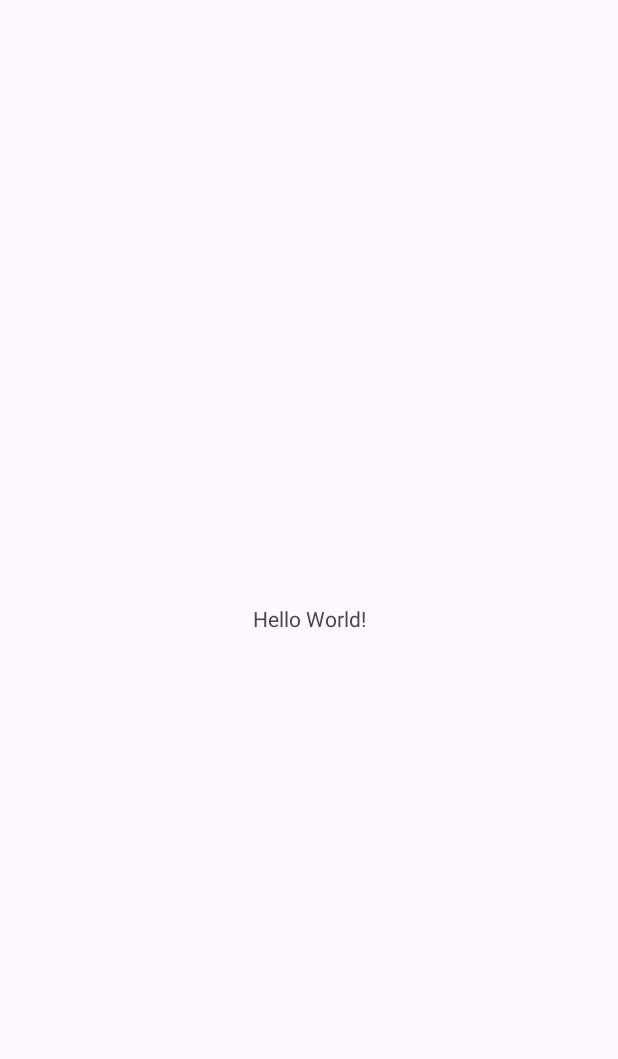
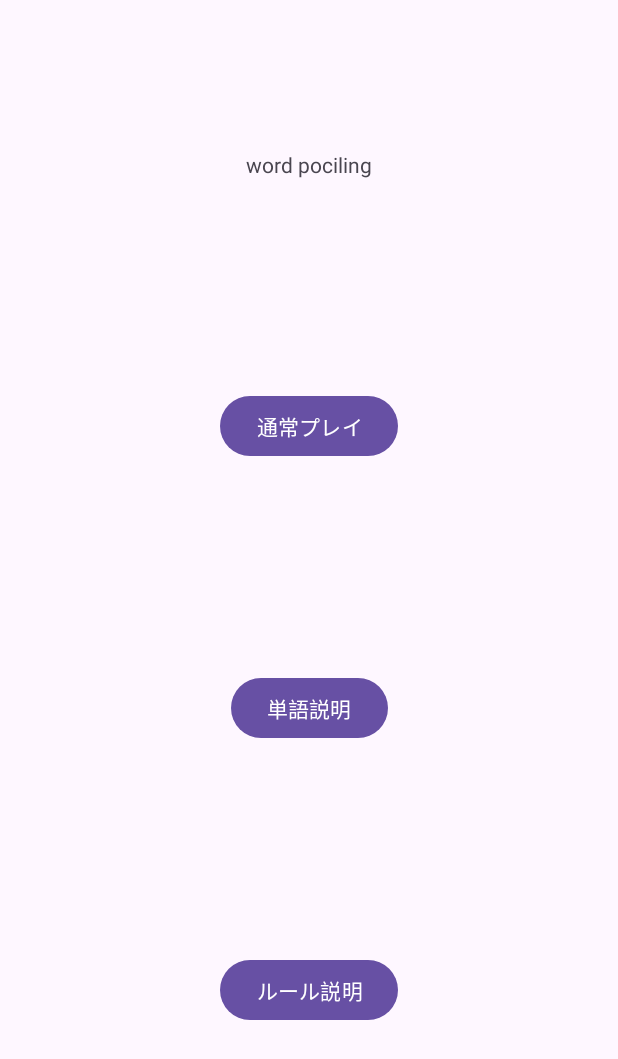
Before and after one commit to konan-pbl-2025/word_policing, an Android app: the screen it shows after launch (MainActivity), on a phone screen of 412 x 824 dp. Before the commit the part shown is almost empty. Shown: the top 1059 px of the screen. Run offline under Robolectric (Android 15) with nearby library versions, the phone set to English and light mode, and no system bars.

Commit message:
画面の確認お願いします。

```diff
--- a/app/src/main/java/com/example/word_policing/MainActivity.java
+++ b/app/src/main/java/com/example/word_policing/MainActivity.java
@@ -3,6 +3,9 @@ package com.example.word_policing;
 import androidx.appcompat.app.AppCompatActivity;
 
 import android.os.Bundle;
+import android.view.View;
+import android.widget.Button;
+import android.widget.ImageView;
 
 public class MainActivity extends AppCompatActivity {
 
@@ -10,5 +13,12 @@ public class MainActivity extends AppCompatActivity {
     protected void onCreate(Bundle savedInstanceState) {
         super.onCreate(savedInstanceState);
         setContentView(R.layout.activity_main);
+
+        Button ruleButton = (Button) findViewById(R.id.rule);
+        ruleButton.setOnClickListener(new View.OnClickListener() {
+            @Override
+            public void onClick(View v) {
+            }
+        });
     }
 }
--- a/app/src/main/res/layout/activity_main.xml
+++ b/app/src/main/res/layout/activity_main.xml
@@ -7,12 +7,43 @@
     tools:context=".MainActivity">
 
     <TextView
+        android:id="@+id/textView"
         android:layout_width="wrap_content"
         android:layout_height="wrap_content"
-        android:text="Hello World!"
-        app:layout_constraintBottom_toBottomOf="parent"
+        android:layout_marginTop="100dp"
+        android:text="word pociling"
         app:layout_constraintEnd_toEndOf="parent"
         app:layout_constraintStart_toStartOf="parent"
         app:layout_constraintTop_toTopOf="parent" />
 
+    <Button
+        android:id="@+id/original"
+        android:layout_width="wrap_content"
+        android:layout_height="wrap_content"
+        android:text="単語説明"
+        app:layout_constraintBottom_toBottomOf="parent"
+        app:layout_constraintEnd_toEndOf="parent"
+        app:layout_constraintStart_toStartOf="parent"
+        app:layout_constraintTop_toBottomOf="@+id/textView" />
+
+    <Button
+        android:id="@+id/general"
+        android:layout_width="wrap_content"
+        android:layout_height="wrap_content"
+        android:text="通常プレイ"
+        app:layout_constraintBottom_toTopOf="@+id/original"
+        app:layout_constraintEnd_toEndOf="parent"
+        app:layout_constraintStart_toStartOf="parent"
+        app:layout_constraintTop_toBottomOf="@+id/textView" />
+
+    <Button
+        android:id="@+id/rule"
+        android:layout_width="wrap_content"
+        android:layout_height="wrap_content"
+        android:text="ルール説明"
+        app:layout_constraintBottom_toBottomOf="parent"
+        app:layout_constraintEnd_toEndOf="parent"
+        app:layout_constraintStart_toStartOf="parent"
+        app:layout_constraintTop_toBottomOf="@+id/original" />
+
 </androidx.constraintlayout.widget.ConstraintLayout>
```
